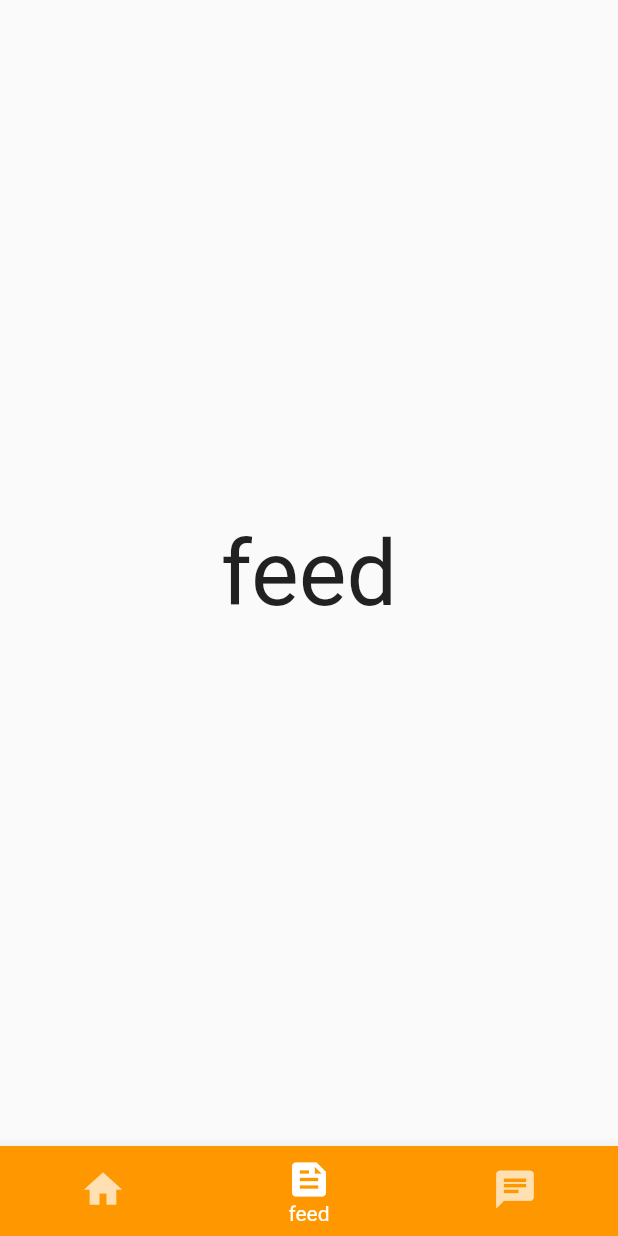
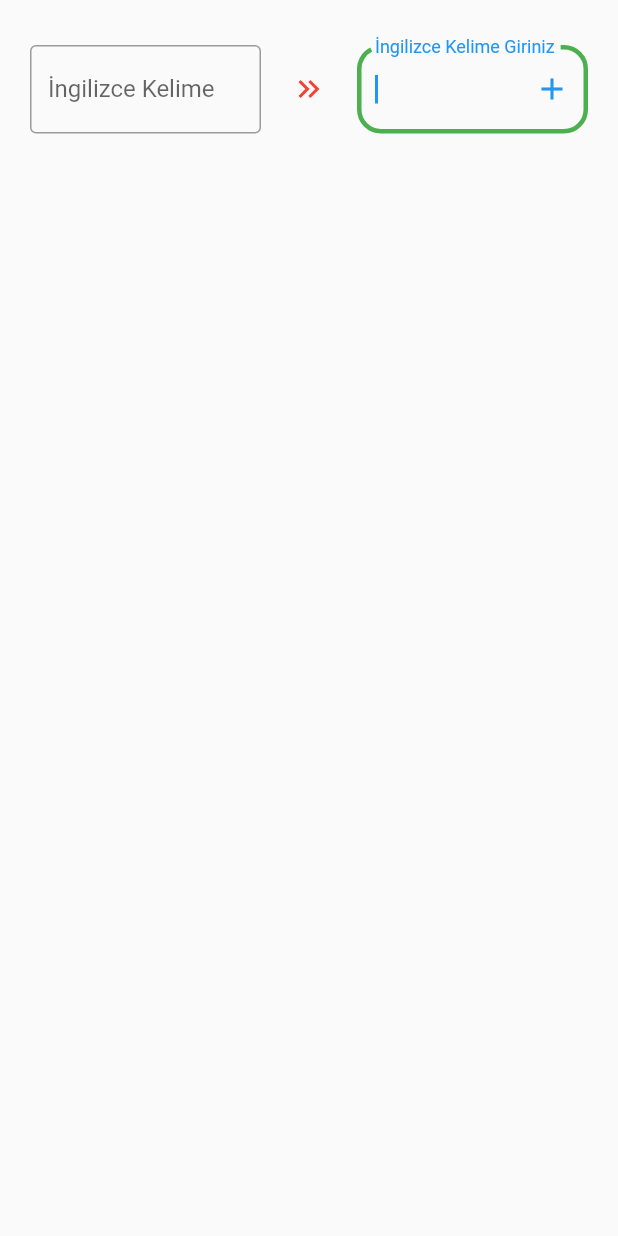
Before and after one commit to Ultrest1/word-app, a Flutter app: the screen it shows after launch, on a phone screen of 412 x 824 dp. Run offline on Flutter 3.47's test engine with Material 2 defaults, Android fonts, the phone set to English and light mode, and no system bars; our stand-ins replace cloud_firestore, firebase_core; accounts and stored records are empty.

Commit message:
%9 loading

```diff
--- a/lib/Kelimeuygulamasiİlk.dart
+++ b/lib/GirisSayfasi1.dart
@@ -1,4 +1,4 @@
-import 'package:deneme12/ekleme%20sayfasi.dart';
+import 'package:deneme12/firebase.dart';
 import 'package:flutter/material.dart';
 
 class GirisSayfasi extends StatefulWidget {
@@ -13,7 +13,7 @@ class _GirisSayfasiState extends State<GirisSayfasi> {
   final screens = [
     Center(
         child: Text(
-      "home",
+      "eklemeSayfasi",
       style: TextStyle(fontSize: 60),
     )),
     Center(
@@ -42,7 +42,7 @@ class _GirisSayfasiState extends State<GirisSayfasi> {
           items: [
             BottomNavigationBarItem(
               icon: Icon(Icons.home),
-              label: "home",
+              label: "ekle",
               backgroundColor: Colors.red,
             ),
             BottomNavigationBarItem(
--- a/lib/ekleme sayfasi.dart
+++ b/lib/firebase.dart
@@ -36,10 +36,10 @@ class _eklemesayfasiState extends State<eklemesayfasi> {
             };
 
             await moviesRef.doc(nameController.text).set(movieData);
-            await moviesRef.doc(nameController.text).update({
-              "rating": 3.1,
-              "year": 2012
-            }); //update metodu set ile map in hepsi kullanılmadı
+            //  await moviesRef.doc(nameController.text).update({
+            // "rating": 3.1,
+            // "year": 2012
+            //   }); //update metodu set ile map in hepsi kullanılmadı
           },
         ),
         body: Container(
@@ -112,9 +112,7 @@ class _eklemesayfasiState extends State<eklemesayfasi> {
                               return Card(
                                 child: ListTile(
                                   title: Text(
-                                    "${listOfDocument[index].data() ?? [
-                                          "name"
-                                        ]}",
+                                    "${listOfDocument[index].data()}",
                                     style: TextStyle(
                                       fontSize: 24,
                                     ),
--- /dev/null
+++ b/lib/kelimeEkle.dart
@@ -0,0 +1,72 @@
+import 'package:flutter/material.dart';
+
+class kelimeEkle extends StatefulWidget {
+  const kelimeEkle({Key? key}) : super(key: key);
+
+  @override
+  State<kelimeEkle> createState() => _kelimeEkleState();
+}
+
+class _kelimeEkleState extends State<kelimeEkle> {
+  @override
+  Widget build(BuildContext context) {
+    return Container(
+      child: SafeArea(
+        child: Center(
+          child: Column(
+            children: [
+              Row(
+                children: [
+                  Flexible(
+                    child: Padding(
+                      padding: const EdgeInsets.symmetric(
+                          horizontal: 20, vertical: 30),
+                      child: TextField(
+                        decoration: InputDecoration(
+                          border: OutlineInputBorder(),
+                          labelText: 'İngilizce Kelime',
+                        ),
+                      ),
+                    ),
+                  ),
+                  Icon(Icons.keyboard_double_arrow_right, color: Colors.red),
+                  Flexible(
+                    child: Padding(
+                      padding: const EdgeInsets.symmetric(
+                          horizontal: 20, vertical: 30),
+                      child: TextField(
+                        decoration: InputDecoration(
+                          labelText: "İngilizce Kelime Giriniz",
+                          suffixIcon: IconButton(
+                            icon: Icon(
+                              Icons.add,
+                            ),
+                            onPressed: () {},
+                          ),
+                          enabledBorder: OutlineInputBorder(
+                            borderSide: BorderSide(
+                              color: Colors.orange,
+                              width: 3,
+                            ),
+                          ),
+                          focusedBorder: OutlineInputBorder(
+                            borderRadius: BorderRadius.circular(16),
+                            borderSide: BorderSide(
+                              color: Colors.green,
+                              width: 3,
+                            ),
+                          ),
+                        ),
+                        autofocus: true,
+                      ),
+                    ),
+                  )
+                ],
+              ),
+            ],
+          ),
+        ),
+      ),
+    );
+  }
+}
--- a/lib/main.dart
+++ b/lib/main.dart
@@ -1,4 +1,4 @@
-import 'package:deneme12/Kelimeuygulamasi%C4%B0lk.dart';
+import 'package:deneme12/kelimeEkle.dart';
 import 'package:firebase_core/firebase_core.dart';
 import 'package:flutter/material.dart';
 
@@ -20,7 +20,7 @@ class _MyAppState extends State<MyApp> {
     return MaterialApp(
         debugShowCheckedModeBanner: false,
         home: Scaffold(
-          body: GirisSayfasi(),
+          body: kelimeEkle(),
         ));
   }
 }
```
Also changed, not shown: lib/deneme kodlat.dart (added).
